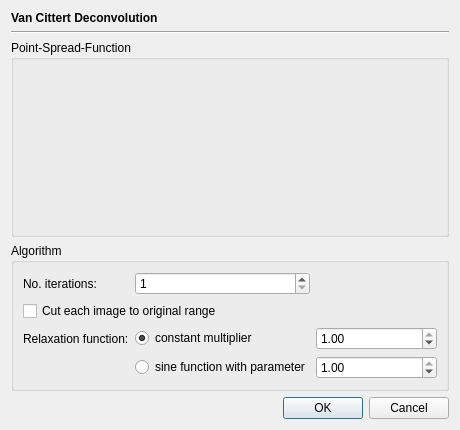
braeun/FitsIP, file src/fitsip/extensions/vancittert/vancittertdeconvolutiondialog.ui: the form before one commit.
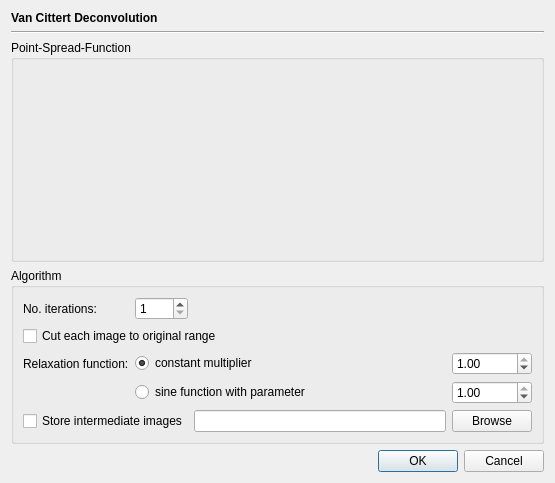
The form after the commit.

```diff
--- a/src/fitsip/extensions/vancittert/vancittertdeconvolutiondialog.ui
+++ b/src/fitsip/extensions/vancittert/vancittertdeconvolutiondialog.ui
@@ -6,8 +6,8 @@
    <rect>
     <x>0</x>
     <y>0</y>
-    <width>460</width>
-    <height>430</height>
+    <width>555</width>
+    <height>483</height>
    </rect>
   </property>
   <property name="windowTitle">
@@ -60,7 +60,7 @@
         </property>
        </widget>
       </item>
-      <item row="3" column="2">
+      <item row="3" column="3">
        <widget class="QDoubleSpinBox" name="sineValueBox">
         <property name="minimum">
          <double>0.010000000000000</double>
@@ -76,18 +76,21 @@
         </property>
        </widget>
       </item>
-      <item row="0" column="2">
-       <spacer name="horizontalSpacer">
-        <property name="orientation">
-         <enum>Qt::Horizontal</enum>
+      <item row="2" column="3">
+       <widget class="QDoubleSpinBox" name="singleValueBox">
+        <property name="minimum">
+         <double>0.010000000000000</double>
         </property>
-        <property name="sizeHint" stdset="0">
-         <size>
-          <width>40</width>
-          <height>20</height>
-         </size>
+        <property name="maximum">
+         <double>1.000000000000000</double>
         </property>
-       </spacer>
+        <property name="singleStep">
+         <double>0.010000000000000</double>
+        </property>
+        <property name="value">
+         <double>1.000000000000000</double>
+        </property>
+       </widget>
       </item>
       <item row="0" column="0">
        <widget class="QLabel" name="label_2">
@@ -96,33 +99,10 @@
         </property>
        </widget>
       </item>
-      <item row="0" column="1">
-       <widget class="QSpinBox" name="iterationsBox">
-        <property name="minimum">
-         <number>1</number>
-        </property>
-        <property name="maximum">
-         <number>200</number>
-        </property>
-       </widget>
+      <item row="4" column="2">
+       <widget class="QLineEdit" name="pathField"/>
       </item>
-      <item row="2" column="2">
-       <widget class="QDoubleSpinBox" name="singleValueBox">
-        <property name="minimum">
-         <double>0.010000000000000</double>
-        </property>
-        <property name="maximum">
-         <double>1.000000000000000</double>
-        </property>
-        <property name="singleStep">
-         <double>0.010000000000000</double>
-        </property>
-        <property name="value">
-         <double>1.000000000000000</double>
-        </property>
-       </widget>
-      </item>
-      <item row="3" column="1">
+      <item row="3" column="1" colspan="2">
        <widget class="QRadioButton" name="sineRelaxationBox">
         <property name="text">
          <string>sine function with parameter</string>
@@ -132,7 +112,7 @@
         </attribute>
        </widget>
       </item>
-      <item row="2" column="1">
+      <item row="2" column="1" colspan="2">
        <widget class="QRadioButton" name="valueRelaxationBox">
         <property name="text">
          <string>constant multiplier</string>
@@ -145,13 +125,50 @@
         </attribute>
        </widget>
       </item>
-      <item row="1" column="0" colspan="2">
+      <item row="4" column="0" colspan="2">
+       <widget class="QCheckBox" name="storeIntermediateBox">
+        <property name="text">
+         <string>Store intermediate images</string>
+        </property>
+       </widget>
+      </item>
+      <item row="1" column="0" colspan="3">
        <widget class="QCheckBox" name="cutBox">
         <property name="text">
          <string>Cut each image to original range</string>
         </property>
        </widget>
       </item>
+      <item row="4" column="3">
+       <widget class="QPushButton" name="browseButton">
+        <property name="text">
+         <string>Browse</string>
+        </property>
+       </widget>
+      </item>
+      <item row="0" column="1">
+       <widget class="QSpinBox" name="iterationsBox">
+        <property name="minimum">
+         <number>1</number>
+        </property>
+        <property name="maximum">
+         <number>200</number>
+        </property>
+       </widget>
+      </item>
+      <item row="0" column="2">
+       <spacer name="horizontalSpacer">
+        <property name="orientation">
+         <enum>Qt::Horizontal</enum>
+        </property>
+        <property name="sizeHint" stdset="0">
+         <size>
+          <width>40</width>
+          <height>20</height>
+         </size>
+        </property>
+       </spacer>
+      </item>
      </layout>
     </widget>
    </item>
```
